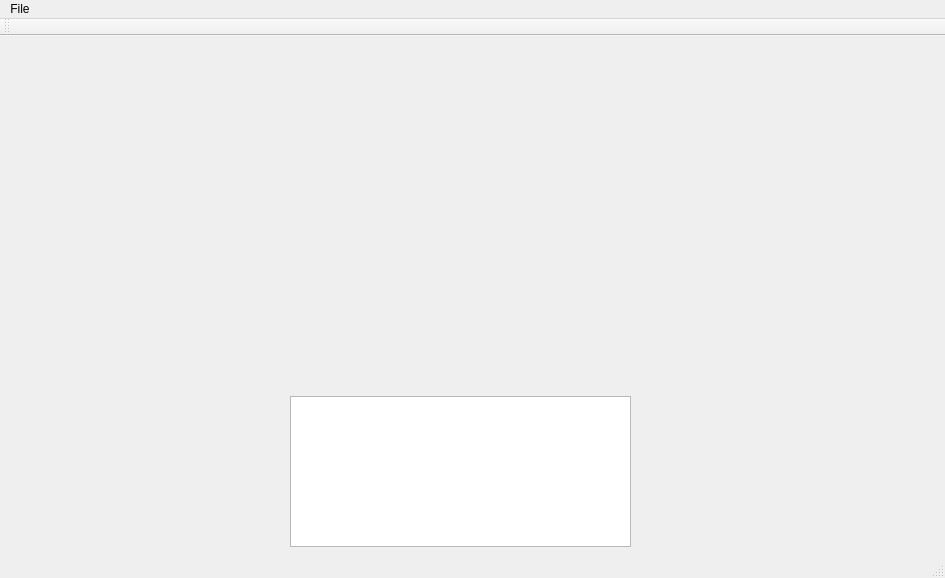
Qt form Codes/MainWindow/mainwindow.ui (NichtsVonChaos/CrowdedHell) before a commit.
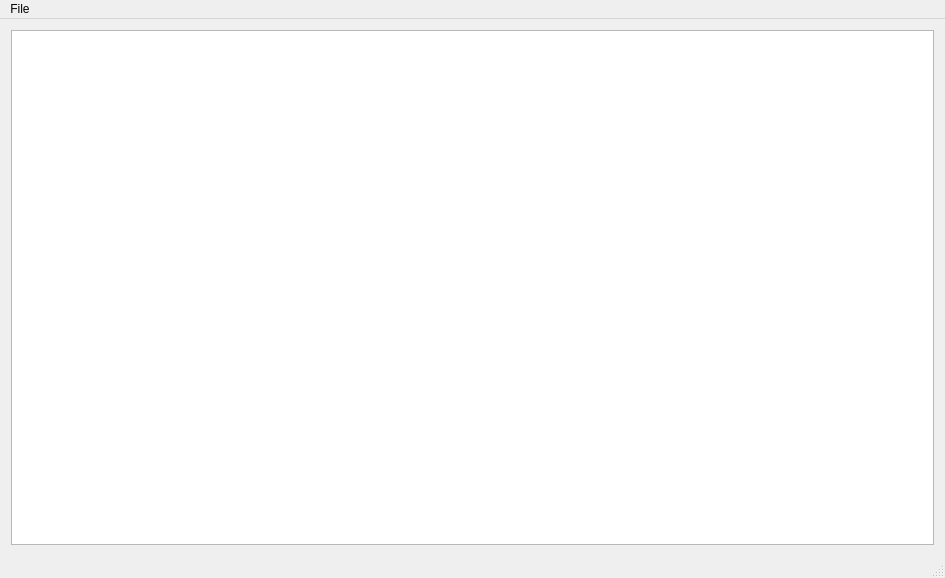
The same form after that commit. Custom widgets are drawn as their Qt base class.

What changed in the file:
```diff
--- a/Codes/MainWindow/mainwindow.ui
+++ b/Codes/MainWindow/mainwindow.ui
@@ -14,19 +14,15 @@
    <string>MainWindow</string>
   </property>
   <widget class="QWidget" name="centralWidget">
+   <layout class="QGridLayout" name="gridLayout">
+    <item row="0" column="0">
    <widget class="Logger" name="textEdit">
-    <property name="geometry">
-     <rect>
-      <x>290</x>
-      <y>360</y>
-      <width>341</width>
-      <height>151</height>
-     </rect>
-    </property>
     <property name="readOnly">
      <bool>true</bool>
     </property>
    </widget>
+    </item>
+   </layout>
   </widget>
   <widget class="QMenuBar" name="menuBar">
    <property name="geometry">
@@ -44,14 +40,6 @@
    </widget>
    <addaction name="menuFile"/>
   </widget>
-  <widget class="QToolBar" name="mainToolBar">
-   <attribute name="toolBarArea">
-    <enum>TopToolBarArea</enum>
-   </attribute>
-   <attribute name="toolBarBreak">
-    <bool>false</bool>
-   </attribute>
-  </widget>
   <widget class="QStatusBar" name="statusBar"/>
  </widget>
  <layoutdefault spacing="6" margin="11"/>
```
Lines whose indentation alone changed are shown as unchanged.
